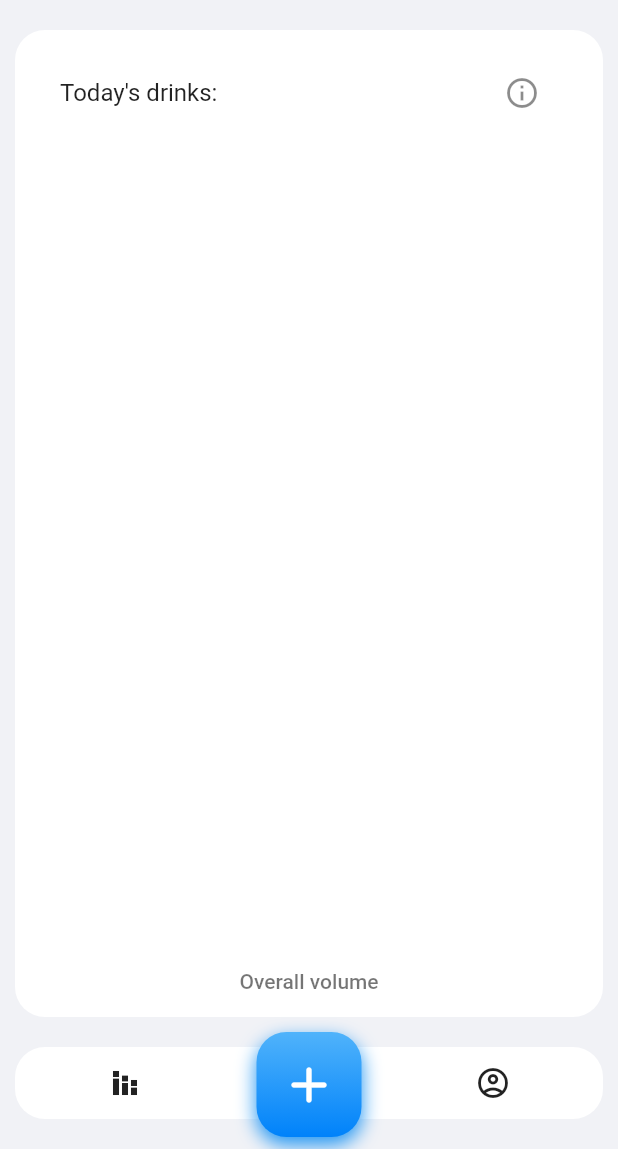
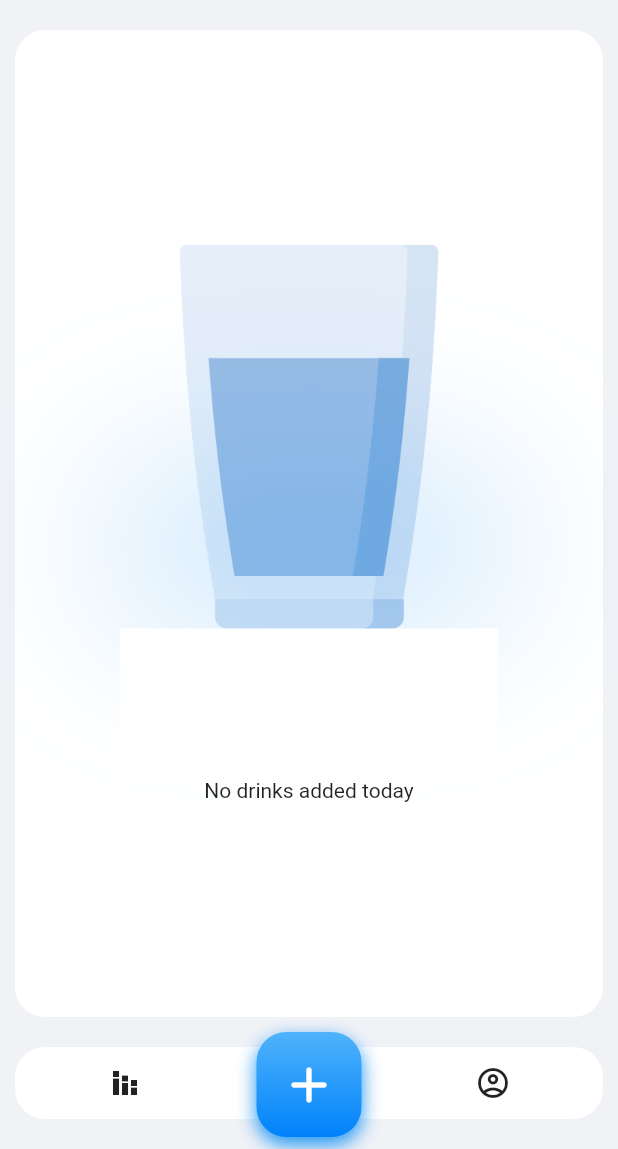
Before and after one commit to extrawest/ew_flutter_water_tracker_app, a Flutter app: the HomeScreen screen opened directly, on a phone screen of 412 x 824 dp, the part 87-1236 px from its top. Run offline on Flutter 3.47's test engine with Material 2 defaults, Android fonts, the phone set to English and light mode, and no system bars; our stand-ins replace cloud_firestore, device_info, equatable, firebase_analytics, firebase_auth, firebase_core and 16 more; missing offline and left inert: flutter_facebook_auth, flutter_translate_annotations, flutter_udid; accounts and stored records are empty; network calls fail; project files that could hold a hidden picture were left out.

Commit message:
Add empty_drinks_list.dart widget, add emitting loading states in drinks_bloc.dart, fix the percent indicator over 100% bug

```diff
--- a/lib/bloc/drinks_bloc/drinks_bloc.dart
+++ b/lib/bloc/drinks_bloc/drinks_bloc.dart
@@ -1,6 +1,7 @@
 import 'package:cloud_firestore/cloud_firestore.dart';
 import 'package:flutter_bloc/flutter_bloc.dart';
 import 'package:water_tracker/bloc/drinks_bloc/drinks_bloc_barrel.dart';
+import 'package:water_tracker/bloc/drinks_bloc/drinks_state.dart';
 import 'package:water_tracker/common/extensions/datetime_to_milliseconds_to_string.dart';
 
 import 'package:water_tracker/models/water_model.dart';
@@ -26,6 +27,7 @@ class DrinksBloc extends Bloc<DrinksEvent, DrinkState> {
   Future<void> _onSubscriptionRequested(
       DrinksOverviewSubscriptionRequested event,
       Emitter<DrinkState> emit) async {
+    emit(state.copyWith(status: DrinkStatus.loading));
     final String date = event.date.toMillisecondsString();
 
     await emit.forEach(repository.getDayDoc(date),
@@ -37,6 +39,7 @@ class DrinksBloc extends Bloc<DrinksEvent, DrinkState> {
       crashlyticsService.recError('failed to subscribe on day document');
       return state.copyWith(status: DrinkStatus.failure);
     });
+
   }
 
   Future<void> _onAddDrink(AddDrink event, Emitter<DrinkState> emit) async {
--- a/lib/widgets/drinks_list.dart
+++ b/lib/widgets/drinks_list.dart
@@ -4,14 +4,21 @@ import 'package:water_tracker/bloc/date_picker_bloc/date_picker_bloc_barrel.dart
 import 'package:water_tracker/bloc/drinks_bloc/drinks_bloc_barrel.dart';
 import 'package:water_tracker/bloc/home_cubit/home_cubit.dart';
 import 'package:water_tracker/models/water_model.dart';
+import 'package:water_tracker/widgets/empty_drinks_list.dart';
 
 class DrinksList extends StatelessWidget {
   const DrinksList({Key? key}) : super(key: key);
 
   @override
   Widget build(BuildContext context) {
-    return BlocBuilder<DrinksBloc, DrinkState>(
-        builder: (context, drinkState) => Column(
+    return BlocBuilder<DrinksBloc, DrinkState>(builder: (context, drinkState) {
+      if(drinkState.status == DrinkStatus.loading){
+        return const Center(child: CircularProgressIndicator(),);
+      }
+      if(drinkState.drinks.isEmpty){
+        return const EmptyDrinksList();
+      }
+      return Column(
         children: [
           Expanded(
             flex: 10,
@@ -42,7 +49,7 @@ class DrinksList extends StatelessWidget {
             ),
           ),
           TextButton(
-              onPressed: (){
+            onPressed: () {
               context.read<HomeCubit>().setTab(HomeTab.progress);
             },
             style: ButtonStyle(
@@ -52,7 +59,8 @@ class DrinksList extends StatelessWidget {
             child: const Text('Overall volume'),
           ),
         ],
-        ));
+      );
+    });
   }
 
   void _deleteDrink(WaterModel water, BuildContext context) {
--- a/lib/widgets/drinks_overall.dart
+++ b/lib/widgets/drinks_overall.dart
@@ -53,13 +53,14 @@ class _DrinksOverallState extends State<DrinksOverall> {
   }
 
   Widget _linearIndicator(DrinkState state) {
+    final double result = state.drunkWater / state.dailyWaterLimit;
     return Column(
       mainAxisAlignment: MainAxisAlignment.center,
       children: [
         LinearPercentIndicator(
           percent: state.dailyWaterLimit == 0
               ? 0
-              : state.drunkWater / state.dailyWaterLimit,
+              : (result > 1 ? 1 : result),
           barRadius: const Radius.circular(16),
           lineHeight: 30.0,
           animation: true,
@@ -83,12 +84,13 @@ class _DrinksOverallState extends State<DrinksOverall> {
   }
 
   Widget _circleIndicator(DrinkState state) {
+    final double result = state.drunkWater / state.dailyWaterLimit;
     return CircularPercentIndicator(
       radius: 150.0,
       lineWidth: 35,
       percent: state.dailyWaterLimit == 0
           ? 0
-          : state.drunkWater / state.dailyWaterLimit,
+          : (result > 1 ? 1 : result),
       animation: true,
       backgroundWidth: 45,
       backgroundColor: Theme.of(context).scaffoldBackgroundColor,
--- /dev/null
+++ b/lib/widgets/empty_drinks_list.dart
@@ -0,0 +1,31 @@
+import 'package:flutter/material.dart';
+
+class EmptyDrinksList extends StatelessWidget {
+  const EmptyDrinksList({Key? key}) : super(key: key);
+
+  @override
+  Widget build(BuildContext context) {
+    return Column(
+      mainAxisAlignment: MainAxisAlignment.center,
+      children: [
+        Image.asset('assets/images/glass-of-water.png', scale: 2,),
+        Container(
+          height: 100,
+          margin: const EdgeInsets.only(left: 70, right: 70),
+          decoration: BoxDecoration(
+            color: Colors.white,
+            boxShadow: [
+              BoxShadow(
+                color: Colors.blue.withOpacity(0.25),
+                spreadRadius: 1,
+                blurRadius: 100,
+                offset: const Offset(0, -105),
+              ),
+            ],
+          ),
+        ),
+        const Text('No drinks added today'),
+      ],
+    );
+  }
+}
--- a/pubspec.yaml
+++ b/pubspec.yaml
@@ -77,6 +77,7 @@ flutter:
     - assets/images/google.png
     - assets/images/facebook.png
     - assets/images/account.png
+    - assets/images/glass-of-water.png
 
   fonts:
     - family: SFUIDisplay
```
Lines whose indentation alone changed are shown as unchanged.
